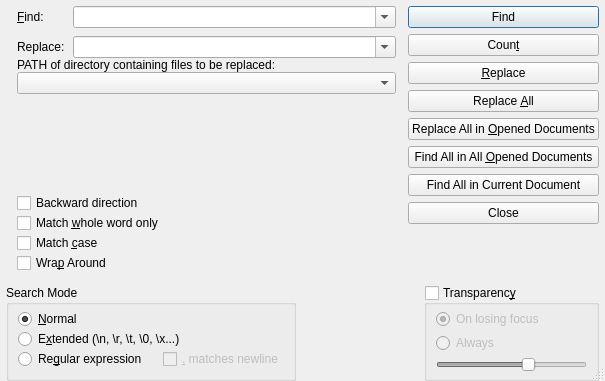
Qt form src/NotepadNext/dialogs/FindReplaceDialog.ui (dail8859/NotepadNext) before a commit.
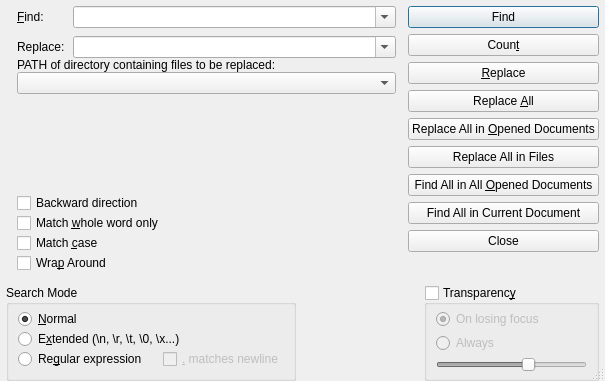
The same form after that commit.

```diff
--- a/src/NotepadNext/dialogs/FindReplaceDialog.ui
+++ b/src/NotepadNext/dialogs/FindReplaceDialog.ui
@@ -282,6 +282,13 @@
          </property>
         </widget>
        </item>
+       <item>
+        <widget class="QPushButton" name="buttonReplaceAllInFiles">
+         <property name="text">
+          <string>Replace All in Files</string>
+         </property>
+        </widget>
+       </item>
        <item>
         <widget class="QPushButton" name="buttonFindAllInDocuments">
          <property name="text">
```
Left out of the diff: 1 changed line with no effect on the pictures.
